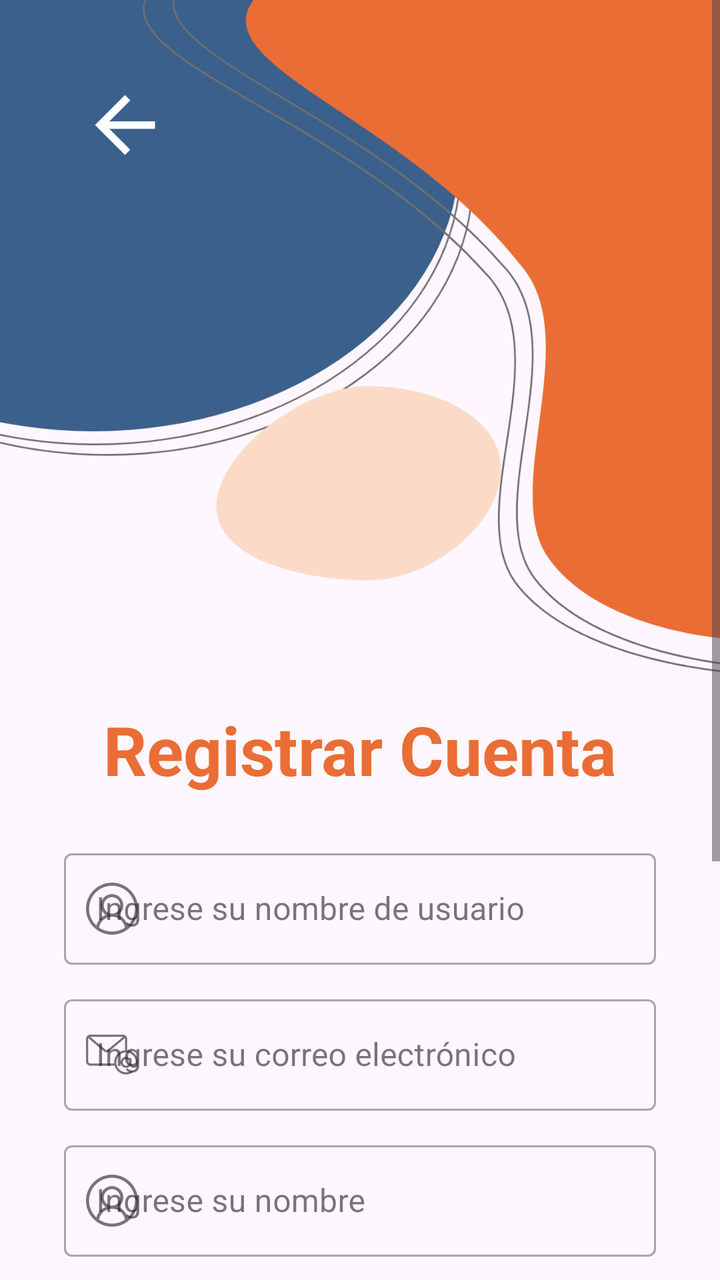
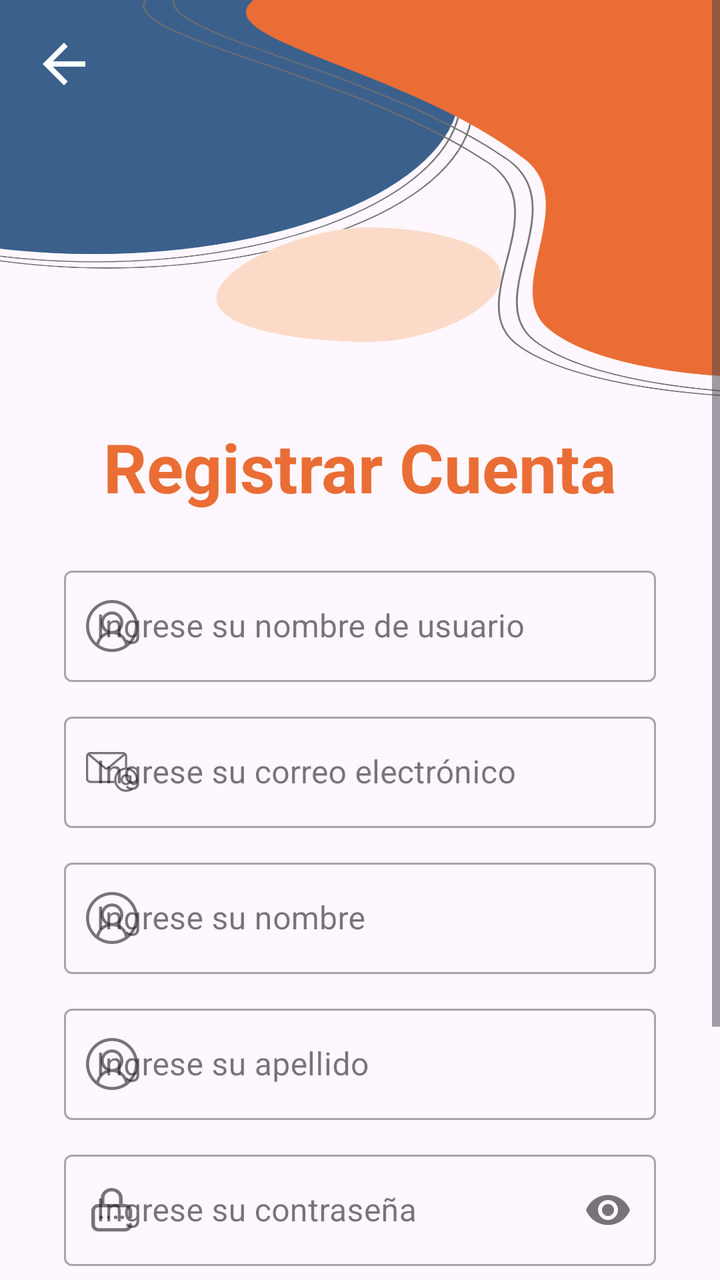

Two renders of the same Android screen: before a commit and after it. Below are the layout's source before the change and the commit's diff.
<!-- AndroidManifest.xml: application theme Theme.SocialGate -->
<!-- res/layout/activity_register.xml -->
<?xml version="1.0" encoding="utf-8"?>
<androidx.constraintlayout.widget.ConstraintLayout xmlns:android="http://schemas.android.com/apk/res/android"
    xmlns:app="http://schemas.android.com/apk/res-auto"
    xmlns:tools="http://schemas.android.com/tools"
    android:layout_width="match_parent"
    android:layout_height="match_parent"
    android:fitsSystemWindows="true"
    tools:context=".view.activity.RegisterActivity">

    <ScrollView
        android:layout_width="match_parent"
        android:layout_height="match_parent"
        app:layout_constraintTop_toTopOf="parent"
        app:layout_constraintBottom_toBottomOf="parent"
        app:layout_constraintStart_toStartOf="parent"
        app:layout_constraintEnd_toEndOf="parent">

        <androidx.constraintlayout.widget.ConstraintLayout
            android:layout_width="match_parent"
            android:layout_height="wrap_content"
            android:paddingBottom="32dp">

            <ImageButton
                android:id="@+id/btnBackToLogin"
                android:layout_width="wrap_content"
                android:layout_height="wrap_content"
                android:layout_marginStart="16dp"
                android:layout_marginTop="16dp"
                android:src="@drawable/ic_arrow_back"
                android:background="?attr/selectableItemBackgroundBorderless"
                android:contentDescription="Regresar al login"
                android:padding="24dp"
                app:tint="@android:color/white"
                android:elevation="4dp"
                app:layout_constraintStart_toStartOf="parent"
                app:layout_constraintTop_toTopOf="parent" />

            <ImageView
                android:id="@+id/imageView3"
                android:layout_width="match_parent"
                android:layout_height="wrap_content"
                android:adjustViewBounds="true"
                android:scaleType="fitXY"
                app:srcCompat="@drawable/top_background1"
                app:layout_constraintTop_toTopOf="parent"
                app:layout_constraintStart_toStartOf="parent"
                app:layout_constraintEnd_toEndOf="parent"
                />

            <TextView
                android:id="@+id/textView2"
                android:layout_width="wrap_content"
                android:layout_height="wrap_content"
                android:layout_marginTop="8dp"
                android:text="Registrar Cuenta"
                android:textColor="#EA6d35"
                android:textSize="34sp"
                android:textStyle="bold"
                app:layout_constraintTop_toBottomOf="@id/imageView3"
                app:layout_constraintStart_toStartOf="parent"
                app:layout_constraintEnd_toEndOf="parent" />

            <com.google.android.material.textfield.TextInputLayout
                android:id="@+id/layoutPersonNameUser"
                style="@style/Widget.MaterialComponents.TextInputLayout.OutlinedBox"
                android:layout_width="0dp"
                android:layout_height="wrap_content"
                android:layout_marginStart="32dp"
                android:layout_marginTop="24dp"
                android:layout_marginEnd="32dp"
                android:hint="Ingrese su nombre de usuario"
                app:layout_constraintEnd_toEndOf="parent"
                app:layout_constraintStart_toStartOf="parent"
                app:layout_constraintTop_toBottomOf="@id/textView2"
                app:startIconDrawable="@drawable/name">

                <com.google.android.material.textfield.TextInputEditText
                    android:id="@+id/editTextPersonNameUser"
                    android:layout_width="match_parent"
                    android:layout_height="wrap_content"
                    android:inputType="textPersonName" />

            </com.google.android.material.textfield.TextInputLayout>

            <com.google.android.material.textfield.TextInputLayout
                android:id="@+id/layoutEmail"
                style="@style/Widget.MaterialComponents.TextInputLayout.OutlinedBox"
                android:layout_width="0dp"
                android:layout_height="wrap_content"
                android:layout_marginTop="12dp"
                android:hint="Ingrese su correo electrónico"
                app:layout_constraintEnd_toEndOf="@id/layoutPersonNameUser"
                app:layout_constraintStart_toStartOf="@id/layoutPersonNameUser"
                app:layout_constraintTop_toBottomOf="@id/layoutPersonNameUser"
                app:startIconDrawable="@drawable/email">

                <com.google.android.material.textfield.TextInputEditText
                    android:id="@+id/editTextEmail"
                    android:layout_width="match_parent"
                    android:layout_height="wrap_content"
                    android:inputType="textEmailAddress" />

            </com.google.android.material.textfield.TextInputLayout>

            <com.google.android.material.textfield.TextInputLayout
                android:id="@+id/layoutName"
                style="@style/Widget.MaterialComponents.TextInputLayout.OutlinedBox"
                android:layout_width="0dp"
                android:layout_height="wrap_content"
                android:layout_marginTop="12dp"
                android:hint="Ingrese su nombre"
                app:layout_constraintEnd_toEndOf="@id/layoutPersonNameUser"
                app:layout_constraintStart_toStartOf="@id/layoutPersonNameUser"
                app:layout_constraintTop_toBottomOf="@id/layoutEmail"
                app:startIconDrawable="@drawable/name">

                <com.google.android.material.textfield.TextInputEditText
                    android:id="@+id/editTextName"
                    android:layout_width="match_parent"
                    android:layout_height="wrap_content"
                    android:inputType="textPersonName" />

            </com.google.android.material.textfield.TextInputLayout>

            <com.google.android.material.textfield.TextInputLayout
                android:id="@+id/layoutSubName"
                style="@style/Widget.MaterialComponents.TextInputLayout.OutlinedBox"
                android:layout_width="0dp"
                android:layout_height="wrap_content"
                android:layout_marginTop="12dp"
                android:hint="Ingrese su apellido"
                app:layout_constraintEnd_toEndOf="@id/layoutPersonNameUser"
                app:layout_constraintStart_toStartOf="@id/layoutPersonNameUser"
                app:layout_constraintTop_toBottomOf="@id/layoutName"
                app:startIconDrawable="@drawable/name">

                <com.google.android.material.textfield.TextInputEditText
                    android:id="@+id/editTextSubName"
                    android:layout_width="match_parent"
                    android:layout_height="wrap_content"
                    android:inputType="textPersonName" />

            </com.google.android.material.textfield.TextInputLayout>

            <com.google.android.material.textfield.TextInputLayout
                android:id="@+id/layoutPasswordName"
                style="@style/Widget.MaterialComponents.TextInputLayout.OutlinedBox"
                android:layout_width="0dp"
                android:layout_height="wrap_content"
                android:layout_marginTop="12dp"
                android:hint="Ingrese su contraseña"
                app:layout_constraintStart_toStartOf="@id/layoutPersonNameUser"
                app:layout_constraintEnd_toEndOf="@id/layoutPersonNameUser"
                app:layout_constraintTop_toBottomOf="@id/layoutSubName"
                app:startIconDrawable="@drawable/password"
                app:endIconMode="password_toggle">

                <com.google.android.material.textfield.TextInputEditText
                    android:id="@+id/editTextPasswordName"
                    android:layout_width="match_parent"
                    android:layout_height="wrap_content"
                    android:inputType="textPassword" />

            </com.google.android.material.textfield.TextInputLayout>

            <com.google.android.material.textfield.TextInputLayout
                android:id="@+id/layoutPassword"
                style="@style/Widget.MaterialComponents.TextInputLayout.OutlinedBox"
                android:layout_width="0dp"
                android:layout_height="wrap_content"
                android:layout_marginTop="12dp"
                android:hint="Ingrese nuevamente su contraseña"
                app:layout_constraintStart_toStartOf="@id/layoutPersonNameUser"
                app:layout_constraintEnd_toEndOf="@id/layoutPersonNameUser"
                app:layout_constraintTop_toBottomOf="@id/layoutPasswordName"
                app:startIconDrawable="@drawable/password"
                app:endIconMode="password_toggle">

                <com.google.android.material.textfield.TextInputEditText
                    android:id="@+id/editTextPassword"
                    android:layout_width="match_parent"
                    android:layout_height="wrap_content"
                    android:inputType="textPassword" />

            </com.google.android.material.textfield.TextInputLayout>

            <Button
                android:id="@+id/button2"
                android:layout_width="wrap_content"
                android:layout_height="wrap_content"
                android:layout_marginTop="24dp"
                android:layout_marginBottom="32dp"
                android:text="Crear cuenta"
                android:backgroundTint="#1877F2"
                android:paddingHorizontal="48dp"
                app:layout_constraintStart_toStartOf="parent"
                app:layout_constraintEnd_toEndOf="parent"
                app:layout_constraintTop_toBottomOf="@id/layoutPassword"/>

        </androidx.constraintlayout.widget.ConstraintLayout>

    </ScrollView>

</androidx.constraintlayout.widget.ConstraintLayout>
<!-- resources referenced by this layout -->
<resources>
  <!-- drawable email: png bitmap (drawable-hdpi, 559 bytes) -->
  <!-- drawable ic_arrow_back (drawable) -->
  <vector xmlns:android="http://schemas.android.com/apk/res/android" android:autoMirrored="true" android:height="45dp" android:tint="#000000" android:viewportHeight="24" android:viewportWidth="24" android:width="45dp">
        
      <path android:fillColor="@android:color/white" android:pathData="M20,11H7.83l5.59,-5.59L12,4l-8,8 8,8 1.41,-1.41L7.83,13H20v-2z"/>
      
  </vector>
  <!-- drawable name: png bitmap (drawable-ldpi, 711 bytes) -->
  <!-- drawable password: png bitmap (drawable-hdpi, 707 bytes) -->
  <!-- drawable top_background1: png bitmap (drawable-hdpi, 51245 bytes) -->
  <style name="Theme.SocialGate" parent="Base.Theme.SocialGate" />
  <style name="Base.Theme.SocialGate" parent="Theme.Material3.DayNight.NoActionBar">
          
          
      </style>
</resources>

<!-- the commit's change to res/layout/activity_register.xml (unified diff, before → after) -->
@@ -13,12 +13,13 @@
         app:layout_constraintTop_toTopOf="parent"
         app:layout_constraintBottom_toBottomOf="parent"
         app:layout_constraintStart_toStartOf="parent"
-        app:layout_constraintEnd_toEndOf="parent">
+        app:layout_constraintEnd_toEndOf="parent"
+        android:fillViewport="true">
 
         <androidx.constraintlayout.widget.ConstraintLayout
             android:layout_width="match_parent"
             android:layout_height="wrap_content"
-            android:paddingBottom="32dp">
+            android:paddingBottom="20dp">
 
             <ImageButton
                 android:id="@+id/btnBackToLogin"
@@ -29,7 +30,6 @@
                 android:src="@drawable/ic_arrow_back"
                 android:background="?attr/selectableItemBackgroundBorderless"
                 android:contentDescription="Regresar al login"
-                android:padding="24dp"
                 app:tint="@android:color/white"
                 android:elevation="4dp"
                 app:layout_constraintStart_toStartOf="parent"
@@ -37,15 +37,16 @@
 
             <ImageView
                 android:id="@+id/imageView3"
-                android:layout_width="match_parent"
-                android:layout_height="wrap_content"
+                android:layout_width="0dp"
+                android:layout_height="0dp"
                 android:adjustViewBounds="true"
                 android:scaleType="fitXY"
-                app:srcCompat="@drawable/top_background1"
+                app:layout_constraintDimensionRatio="16:9"
+                app:layout_constraintEnd_toEndOf="parent"
+                app:layout_constraintHorizontal_bias="0.0"
+                app:layout_constraintStart_toStartOf="parent"
                 app:layout_constraintTop_toTopOf="parent"
-                app:layout_constraintStart_toStartOf="parent"
-                app:layout_constraintEnd_toEndOf="parent"
-                />
+                app:srcCompat="@drawable/top_background1" />
 
             <TextView
                 android:id="@+id/textView2"
@@ -186,15 +187,13 @@
 
             <Button
                 android:id="@+id/button2"
-                android:layout_width="wrap_content"
+                android:layout_width="0dp"
                 android:layout_height="wrap_content"
                 android:layout_marginTop="24dp"
-                android:layout_marginBottom="32dp"
                 android:text="Crear cuenta"
                 android:backgroundTint="#1877F2"
-                android:paddingHorizontal="48dp"
-                app:layout_constraintStart_toStartOf="parent"
-                app:layout_constraintEnd_toEndOf="parent"
+                app:layout_constraintStart_toStartOf="@id/layoutPassword"
+                app:layout_constraintEnd_toEndOf="@id/layoutPassword"
                 app:layout_constraintTop_toBottomOf="@id/layoutPassword"/>
 
         </androidx.constraintlayout.widget.ConstraintLayout>
<!-- resource entries referenced after the edit -->
@@ -2,7 +2,7 @@
 <resources>
   <!-- drawable email: png bitmap (drawable-hdpi, 559 bytes) -->
   <!-- drawable ic_arrow_back (drawable) -->
-  <vector xmlns:android="http://schemas.android.com/apk/res/android" android:autoMirrored="true" android:height="45dp" android:tint="#000000" android:viewportHeight="24" android:viewportWidth="24" android:width="45dp">
+  <vector xmlns:android="http://schemas.android.com/apk/res/android" android:autoMirrored="true" android:height="32dp" android:tint="#000000" android:viewportHeight="24" android:viewportWidth="24" android:width="32dp">
         
       <path android:fillColor="@android:color/white" android:pathData="M20,11H7.83l5.59,-5.59L12,4l-8,8 8,8 1.41,-1.41L7.83,13H20v-2z"/>
       
